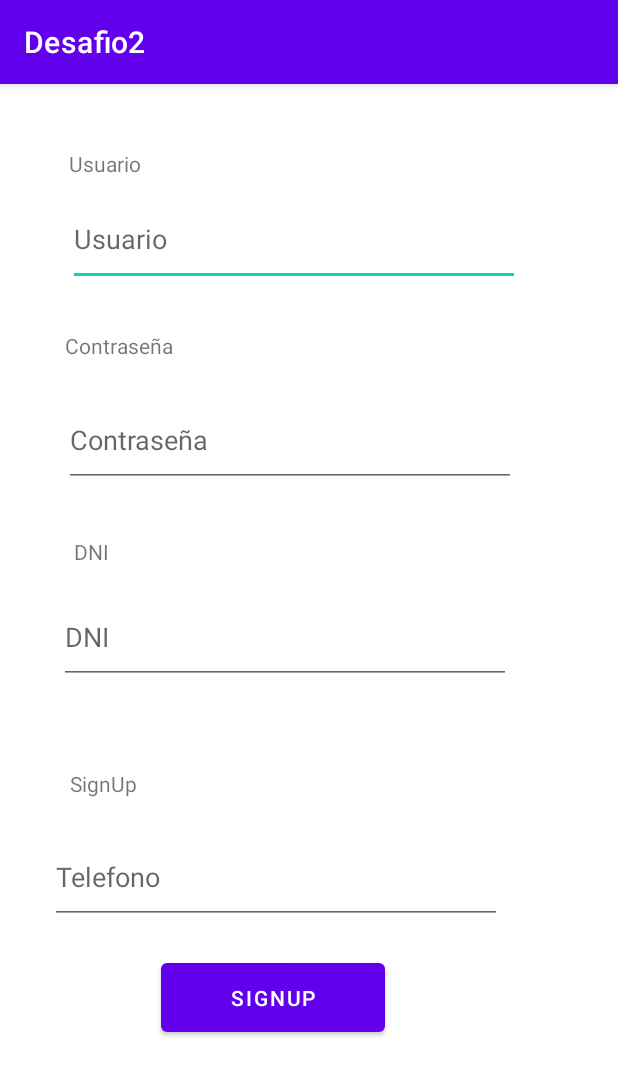
After one commit to ChemaRuiz94/Desafio2Android, an Android app: the SignUpActivity screen opened directly, with no data from a screen before it, on a phone screen of 412 x 824 dp. The commit adds this screen. Shown: the top 1076 px of the screen. Run offline under Robolectric (Android 15) with nearby library versions, the phone set to English and light mode, and no system bars.

Commit message:
Commit - SignUp -> registro funcionando  / FALTA CheckUser

```diff
--- a/app/src/main/java/com/chema/desafio2/Api/PersonaApi.kt
+++ b/app/src/main/java/com/chema/desafio2/Api/PersonaApi.kt
@@ -1,6 +1,8 @@
 package com.chema.desafio2.Api
 
 import com.chema.desafio2.modelo.Persona
+import com.chema.desafio2.modelo.Rol
+import okhttp3.ResponseBody
 import retrofit2.Call
 import retrofit2.http.*
 
@@ -12,4 +14,11 @@ interface PersonaApi {
     @GET("/personas/{nombre}")
     fun getPersonaByNombre(@Path("nombre") nombre:String): Call<Persona>
 
+    @Headers("Content-Type:application/json")
+    @POST("registrar")
+    fun addUsuario(@Body info: Persona) : Call<ResponseBody>
+
+    @Headers("Content-Type:application/json")
+    @POST("login")
+    fun loginUsuario(@Body info: Persona) : Call<Persona>
 }
--- /dev/null
+++ b/app/src/main/java/com/chema/desafio2/SignUpActivity.kt
@@ -0,0 +1,105 @@
+package com.chema.desafio2
+
+import androidx.appcompat.app.AppCompatActivity
+import android.os.Bundle
+import android.util.Log
+import android.widget.Button
+import android.widget.EditText
+import android.widget.Toast
+import com.chema.desafio2.Api.PersonaApi
+import com.chema.desafio2.Api.ServiceBuilder
+import com.chema.desafio2.modelo.Persona
+import okhttp3.ResponseBody
+import retrofit2.Call
+import retrofit2.Callback
+import retrofit2.Response
+
+class SignUpActivity : AppCompatActivity() {
+    private  lateinit var  txt_user_name : EditText
+    private  lateinit var  txt_pwd : EditText
+    private  lateinit var  txt_dni : EditText
+    private  lateinit var  txt_tlf : EditText
+
+    private  lateinit var btn_acept : Button
+
+    var contexto = this
+
+    override fun onCreate(savedInstanceState: Bundle?) {
+        super.onCreate(savedInstanceState)
+        setContentView(R.layout.activity_sign_up)
+
+        txt_user_name = findViewById(R.id.ed_txt_userName_signUp)
+        txt_pwd = findViewById(R.id.ed_txt_pwd_signUp)
+        txt_dni = findViewById(R.id.ed_txt_dni_signUp)
+        txt_tlf = findViewById(R.id.ed_txt_telefono_signUp)
+
+        btn_acept = findViewById(R.id.btn_confirmar_signUp)
+
+        btn_acept.setOnClickListener{
+            if(check_campos_vacios()){
+                //aqui es donde deberia ir el check_usuario_existe()
+                registarNewUsuario()
+            }
+        }
+    }
+
+
+    fun check_campos_vacios(): Boolean{
+        if(txt_dni.text.toString().trim().equals("")){
+            return false
+        }
+        if(txt_user_name.text.toString().trim().equals("")){
+            return false
+        }
+        if(txt_pwd.text.toString().trim().equals("")){
+            return false
+        }
+        if(txt_tlf.text.toString().trim().equals("")){
+            return false
+        }
+        return true
+    }
+    fun registarNewUsuario(){
+        val us = Persona(
+            txt_dni.text.toString().trim(),
+            txt_user_name.text.toString().trim(),
+            txt_pwd.text.toString().trim(),
+            txt_tlf.text.toString().trim()
+        )
+
+        val request = ServiceBuilder.buildService(PersonaApi::class.java)
+        val call = request.addUsuario(us)
+
+        call.enqueue(object : Callback<ResponseBody> {
+
+            override fun onResponse(
+                call: Call<ResponseBody>,
+                response: Response<ResponseBody>
+            ) {
+                if (response.code() == 200) {
+                    Toast.makeText(contexto, "Registro efectuado con éxito", Toast.LENGTH_SHORT)
+                        .show()
+                } else {
+                    Toast.makeText(
+                        contexto,
+                        "Algo ha fallado en la inserción",
+                        Toast.LENGTH_LONG
+                    ).show()
+                }
+                /*
+                if (response.isSuccessful) { //Esto es otra forma de hacerlo en lugar de mirar el código.
+                    Log.e("Fernando", "Registro efectuado con éxito.")
+                    Toast.makeText(contexto, "Registro efectuado con éxito", Toast.LENGTH_SHORT)
+                        .show()
+                }
+
+                 */
+            }
+
+            override fun onFailure(call: Call<ResponseBody>, t: Throwable) {
+                Toast.makeText(contexto, "Algo ha fallado en la conexión.", Toast.LENGTH_LONG)
+                    .show()
+            }
+        })
+    }
+}
--- a/app/src/main/java/com/chema/desafio2/modelo/Persona.kt
+++ b/app/src/main/java/com/chema/desafio2/modelo/Persona.kt
@@ -3,7 +3,7 @@ package com.chema.desafio2.modelo
 import com.google.gson.annotations.SerializedName
 import java.io.Serializable
 
-data class Persona(@SerializedName("DNI")
+class Persona(@SerializedName("DNI")
                    val DNI: String? = null,
 
                    @SerializedName("Nombre")
@@ -13,4 +13,4 @@ data class Persona(@SerializedName("DNI")
                    val Clave: String? = null,
 
                    @SerializedName("Tfno")
-                   val Tfno: String? = null) :Serializable
+                   val Tfno: String? = null) :Serializable{}
--- /dev/null
+++ b/app/src/main/res/layout/activity_sign_up.xml
@@ -0,0 +1,126 @@
+<?xml version="1.0" encoding="utf-8"?>
+<androidx.constraintlayout.widget.ConstraintLayout xmlns:android="http://schemas.android.com/apk/res/android"
+    xmlns:app="http://schemas.android.com/apk/res-auto"
+    xmlns:tools="http://schemas.android.com/tools"
+    android:layout_width="match_parent"
+    android:layout_height="match_parent"
+    tools:context=".SignUpActivity">
+
+    <TextView
+        android:id="@+id/textView3"
+        android:layout_width="wrap_content"
+        android:layout_height="wrap_content"
+        android:text="@string/usuario"
+        app:layout_constraintBottom_toBottomOf="parent"
+        app:layout_constraintEnd_toEndOf="parent"
+        app:layout_constraintHorizontal_bias="0.127"
+        app:layout_constraintStart_toStartOf="parent"
+        app:layout_constraintTop_toTopOf="parent"
+        app:layout_constraintVertical_bias="0.058" />
+
+    <EditText
+        android:id="@+id/ed_txt_userName_signUp"
+        android:layout_width="301dp"
+        android:layout_height="62dp"
+        android:ems="10"
+        android:hint="@string/usuario"
+        android:inputType="textPersonName"
+        app:layout_constraintBottom_toBottomOf="parent"
+        app:layout_constraintEnd_toEndOf="parent"
+        app:layout_constraintHorizontal_bias="0.409"
+        app:layout_constraintStart_toStartOf="parent"
+        app:layout_constraintTop_toTopOf="parent"
+        app:layout_constraintVertical_bias="0.103" />
+
+    <TextView
+        android:id="@+id/textView4"
+        android:layout_width="wrap_content"
+        android:layout_height="wrap_content"
+        android:text="@string/pwd"
+        app:layout_constraintBottom_toBottomOf="parent"
+        app:layout_constraintEnd_toEndOf="parent"
+        app:layout_constraintHorizontal_bias="0.127"
+        app:layout_constraintStart_toStartOf="parent"
+        app:layout_constraintTop_toTopOf="parent"
+        app:layout_constraintVertical_bias="0.22" />
+
+    <EditText
+        android:id="@+id/ed_txt_pwd_signUp"
+        android:layout_width="301dp"
+        android:layout_height="62dp"
+        android:ems="10"
+        android:hint="@string/pwd"
+        android:inputType="textPassword"
+        app:layout_constraintBottom_toBottomOf="parent"
+        app:layout_constraintEnd_toEndOf="parent"
+        app:layout_constraintHorizontal_bias="0.384"
+        app:layout_constraintStart_toStartOf="parent"
+        app:layout_constraintTop_toTopOf="parent"
+        app:layout_constraintVertical_bias="0.293"
+        tools:ignore="SpeakableTextPresentCheck,SpeakableTextPresentCheck" />
+
+    <EditText
+        android:id="@+id/ed_txt_dni_signUp"
+        android:layout_width="301dp"
+        android:layout_height="62dp"
+        android:ems="10"
+        android:hint="@string/dni"
+        android:inputType="textPersonName"
+        app:layout_constraintBottom_toBottomOf="parent"
+        app:layout_constraintEnd_toEndOf="parent"
+        app:layout_constraintHorizontal_bias="0.354"
+        app:layout_constraintStart_toStartOf="parent"
+        app:layout_constraintTop_toTopOf="parent"
+        app:layout_constraintVertical_bias="0.479" />
+
+    <TextView
+        android:id="@+id/textView5"
+        android:layout_width="wrap_content"
+        android:layout_height="wrap_content"
+        android:text="@string/dni"
+        app:layout_constraintBottom_toBottomOf="parent"
+        app:layout_constraintEnd_toEndOf="parent"
+        app:layout_constraintHorizontal_bias="0.127"
+        app:layout_constraintStart_toStartOf="parent"
+        app:layout_constraintTop_toTopOf="parent"
+        app:layout_constraintVertical_bias="0.403" />
+
+    <EditText
+        android:id="@+id/ed_txt_telefono_signUp"
+        android:layout_width="301dp"
+        android:layout_height="62dp"
+        android:ems="10"
+        android:hint="@string/telefono"
+        android:inputType="phone"
+        app:layout_constraintBottom_toBottomOf="parent"
+        app:layout_constraintEnd_toEndOf="parent"
+        app:layout_constraintHorizontal_bias="0.3"
+        app:layout_constraintStart_toStartOf="parent"
+        app:layout_constraintTop_toTopOf="parent"
+        app:layout_constraintVertical_bias="0.705"
+        tools:ignore="SpeakableTextPresentCheck,SpeakableTextPresentCheck" />
+
+    <TextView
+        android:id="@+id/textView6"
+        android:layout_width="wrap_content"
+        android:layout_height="wrap_content"
+        android:text="@string/signup"
+        app:layout_constraintBottom_toBottomOf="parent"
+        app:layout_constraintEnd_toEndOf="parent"
+        app:layout_constraintHorizontal_bias="0.127"
+        app:layout_constraintStart_toStartOf="parent"
+        app:layout_constraintTop_toTopOf="parent"
+        app:layout_constraintVertical_bias="0.61" />
+
+    <Button
+        android:id="@+id/btn_confirmar_signUp"
+        android:layout_width="149dp"
+        android:layout_height="58dp"
+        android:text="@string/signup"
+        app:layout_constraintBottom_toBottomOf="parent"
+        app:layout_constraintEnd_toEndOf="parent"
+        app:layout_constraintHorizontal_bias="0.408"
+        app:layout_constraintStart_toStartOf="parent"
+        app:layout_constraintTop_toTopOf="parent"
+        app:layout_constraintVertical_bias="0.817" />
+</androidx.constraintlayout.widget.ConstraintLayout>
--- a/app/src/main/res/values/strings.xml
+++ b/app/src/main/res/values/strings.xml
@@ -4,4 +4,7 @@
     <string name="pwd">Contraseña</string>
     <string name="login">Login</string>
     <string name="signup">SignUp</string>
+    <string name="dni">DNI</string>
+    <string name="telefono">Telefono</string>
+    <string name="aceptar">Aceptar</string>
 </resources>
```
Also changed, not shown: app/src/main/AndroidManifest.xml (+18 -1 lines), app/src/main/java/com/chema/desafio2/Api/ServiceBuilder.kt (+20 -1 lines), app/src/main/java/com/chema/desafio2/LoginActivity.kt (+88 -0 lines), app/src/main/java/com/chema/desafio2/modelo/Rol.kt (added, +8 -0 lines), app/src/main/res/xml/network_security_config.xml (added, +10 -0 lines), 3 other files.
